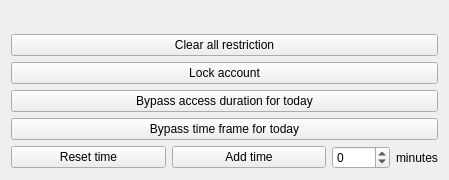
Old version of the form src/kcm/ui/grant.ui in the repository simgunz/timekpr.
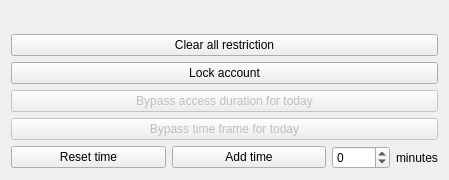
New version of the form.

Diff of the .ui file:
```diff
--- a/src/kcm/ui/grant.ui
+++ b/src/kcm/ui/grant.ui
@@ -47,7 +47,7 @@
    <item row="3" column="0">
     <widget class="QPushButton" name="btnLimitBypass">
      <property name="enabled">
-      <bool>true</bool>
+      <bool>false</bool>
      </property>
      <property name="text">
       <string>Bypass access duration for today</string>
@@ -57,7 +57,7 @@
    <item row="4" column="0">
     <widget class="QPushButton" name="btnBoundBypass">
      <property name="enabled">
-      <bool>true</bool>
+      <bool>false</bool>
      </property>
      <property name="text">
       <string>Bypass time frame for today</string>
```
